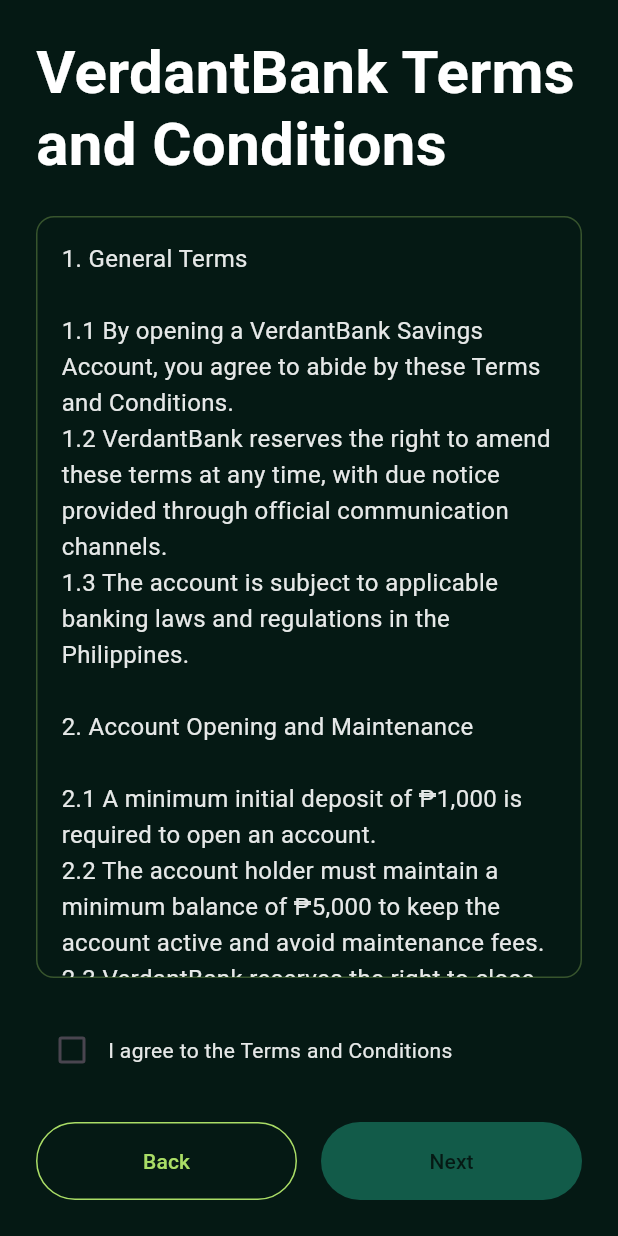
After one commit to jeruzelcarpio/verdant-bank, a Flutter app: the TermsAndConditions screen opened directly, on a phone screen of 412 x 824 dp. The commit adds this screen. Run offline on Flutter 3.47's test engine with Material 3 defaults, Android fonts, the phone set to English and light mode, and no system bars; our stand-ins replace font_awesome_flutter.

Commit message:
Done Temporary UI for Onboarding.

```diff
--- a/lib/alixScreens/signIn_screen.dart
+++ b/lib/alixScreens/signIn_screen.dart
@@ -3,6 +3,7 @@
 import 'package:verdantbank/theme/colors.dart';
 import 'package:verdantbank/models/slide.dart';
 import 'login_screen.dart';
+import 'package:verdantbank/alixScreens/create_account_welcome.dart';
 
 class SignInScreen extends StatefulWidget {
   const SignInScreen({super.key});
@@ -25,6 +26,11 @@
     ),
     const Slide(
       image: 'assets/slideScreen2_img.png',
+      title: 'Bank\nAnytime, Anywhere',
+      subtitle: 'Seamless transactions at your fingertips—\nwhenever you need them.',
+    ),
+    const Slide(
+      image: 'assets/slideScreen3_img.png',
       title: 'Bank\nAnytime, Anywhere',
       subtitle: 'Seamless transactions at your fingertips—\nwhenever you need them.',
     ),
@@ -141,7 +147,12 @@
                         style: ElevatedButton.styleFrom(
                           backgroundColor: AppColors.lighterGreen,
                         ),
-                        onPressed: () {},
+                        onPressed: () {
+                          Navigator.push(
+                            context,
+                            MaterialPageRoute(builder: (context) => const CreateAccountWelcome()),
+                          );
+                        },
                         child: const Text('Create An Account'),
                       ),
                     ),
--- /dev/null
+++ b/lib/alixScreens/terms_and_conditions.dart
@@ -0,0 +1,190 @@
+import 'package:flutter/material.dart';
+import 'package:verdantbank/theme/colors.dart';
+import 'package:verdantbank/alixScreens/UserRegistrationScreen.dart';
+
+class TermsAndConditions extends StatefulWidget {
+  const TermsAndConditions({super.key});
+
+  @override
+  State<TermsAndConditions> createState() => _TermsAndConditions();
+}
+
+class _TermsAndConditions extends State<TermsAndConditions> {
+  bool isAccepted = false;
+
+  @override
+  Widget build(BuildContext context) {
+    return Scaffold(
+      backgroundColor: AppColors.darkGreen,
+      body: SafeArea(
+        child: Padding(
+          padding: const EdgeInsets.all(24.0),
+          child: Column(
+            crossAxisAlignment: CrossAxisAlignment.start,
+            children: [
+              const Text(
+                'VerdantBank Terms and Conditions',
+                style: TextStyle(
+                  color: Colors.white,
+                  fontSize: 40,
+                  height: 1.2,
+                  fontWeight: FontWeight.bold,
+                ),
+              ),
+              const SizedBox(height: 24),
+              Expanded(
+                child: Container(
+                  decoration: BoxDecoration(
+                    color: AppColors.darkGreen,
+                    border: Border.all(
+                      color: AppColors.lighterGreen.withOpacity(0.3),
+                      width: 1,
+                    ),
+                    borderRadius: BorderRadius.circular(12),
+                  ),
+                  child: SingleChildScrollView(
+                    padding: const EdgeInsets.all(16),
+                    child: Text(
+                      _privacyText,
+                      style: TextStyle(
+                        color: Colors.white.withOpacity(0.9),
+                        height: 1.5,
+                        fontSize: 16,
+                      ),
+                    ),
+                  ),
+                ),
+              ),
+              const SizedBox(height: 24),
+              Row(
+                children: [
+                  Checkbox(
+                    value: isAccepted,
+                    onChanged: (value) {
+                      setState(() {
+                        isAccepted = value ?? false;
+                      });
+                    },
+                    fillColor: MaterialStateProperty.resolveWith(
+                      (states) => Colors.transparent,
+                    ),
+                  ),
+                  Expanded(
+                    child: Text(
+                      "I agree to the Terms and Conditions",
+                      style: TextStyle(
+                        color: Colors.white.withOpacity(0.9),
+                        fontSize: 14,
+                      ),
+                    ),
+                  ),
+                ],
+              ),
+              const SizedBox(height: 24),
+              Row(
+                children: [
+                  Expanded(
+                    child: TextButton(
+                      style: TextButton.styleFrom(
+                        padding: const EdgeInsets.symmetric(vertical: 16),
+                        side: const BorderSide(color: AppColors.lighterGreen),
+                        shape: RoundedRectangleBorder(
+                          borderRadius: BorderRadius.circular(40),
+                        ),
+                      ),
+                      onPressed: () {
+                        Navigator.pop(context);
+                      },
+                      child: const Text(
+                        'Back',
+                        style: TextStyle(color: AppColors.lighterGreen),
+                      ),
+                    ),
+                  ),
+                  const SizedBox(width: 16),
+                  Expanded(
+                    child: ElevatedButton(
+                      style: ElevatedButton.styleFrom(
+                        backgroundColor: AppColors.lighterGreen,
+                        disabledBackgroundColor: AppColors.lightGreen,
+                        padding: const EdgeInsets.symmetric(vertical: 16),
+                        shape: RoundedRectangleBorder(
+                          borderRadius: BorderRadius.circular(40),
+                        ),
+                      ),
+                      onPressed: isAccepted
+                          ? () {
+                              Navigator.pushReplacement(
+                                context,
+                                MaterialPageRoute(
+                                  builder: (context) => const UserRegistrationScreen(),
+                                ),
+                              );
+                            }
+                          : null,
+                      child: const Text(
+                        'Next',
+                        style: TextStyle(
+                          color: AppColors.darkGreen,
+                        ),
+                      ),
+                    ),
+                  ),
+                ],
+              ),
+            ],
+          ),
+        ),
+      ),
+    );
+  }
+
+  final String _privacyText = '''
+1. General Terms
+
+1.1 By opening a VerdantBank Savings Account, you agree to abide by these Terms and Conditions.
+1.2 VerdantBank reserves the right to amend these terms at any time, with due notice provided through official communication channels.
+1.3 The account is subject to applicable banking laws and regulations in the Philippines.
+
+2. Account Opening and Maintenance
+
+2.1 A minimum initial deposit of ₱1,000 is required to open an account.
+2.2 The account holder must maintain a minimum balance of ₱5,000 to keep the account active and avoid maintenance fees.
+2.3 VerdantBank reserves the right to close dormant accounts after 12 months of inactivity, following proper notification.
+
+3. Deposits and Withdrawals
+
+3.1 Deposits may be made through bank branches, ATMs, mobile banking, or authorized payment partners.
+3.2 Withdrawals are limited to 3 free transactions per month, with applicable fees for additional withdrawals.
+3.3 VerdantBank may impose daily transaction limits for security purposes.
+
+4. Interest and Fees
+
+4.1 The account earns 1.5% interest per annum, credited monthly, subject to change at VerdantBanks discretion.
+4.2 Maintenance fees apply if the balance falls below the required minimum.
+4.3 Additional service fees may apply for specific transactions, as outlined in VerdantBanks official fee schedule.
+
+5. Security and Liability
+
+5.1 The account holder is responsible for safeguarding account credentials and PINs.
+5.2 VerdantBank shall not be liable for unauthorized transactions caused by negligence or account holder misconduct.
+5.3 In case of suspected fraud or unauthorized access, the account holder must report immediately to VerdantBank’s customer service.
+
+6. Account Closure
+
+6.1 The account holder may request account closure by submitting a formal request at a VerdantBank branch.
+6.2 VerdantBank reserves the right to close accounts in cases of fraud, misuse, or non-compliance with regulations.
+6.3 Any remaining balance after deducting fees shall be returned to the account holder upon closure.
+
+7. Governing Law
+
+7.1 These Terms and Conditions are governed by the laws of [Country Name].
+7.2 Any disputes shall be resolved through legal proceedings or arbitration as required by local banking regulations.
+
+8. Contact Information
+
+For any inquiries, please contact VerdantBank Customer Support at support@Verdantbank.com or visit your nearest branch.
+
+By using your VerdantBank Savings Account, you acknowledge that you have read, understood, and agreed to these Terms and Conditions.
+''';
+}
--- a/pubspec.yaml
+++ b/pubspec.yaml
@@ -40,6 +40,8 @@
   url_launcher: ^6.3.1
   flutter_native_splash: ^2.4.6
   smooth_page_indicator: ^1.0.0
+  image_picker: ^1.0.7
+  permission_handler: ^11.3.0
 dev_dependencies:
   flutter_test:
     sdk: flutter
```
Also changed, not shown: pubspec.lock, 1 other file.
